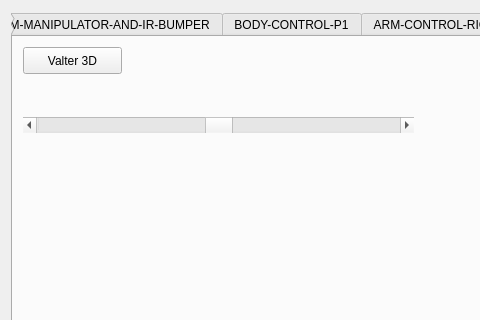
The window that software/computer/client/qt/expclient/mainwindow.ui (wercool/valter) describes before a commit, drawn with Qt 5; both pictures show x 0 to 480 and y 0 to 320 of the 879 by 601 pixel window.
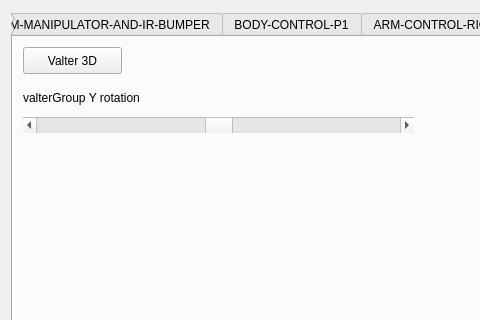
The same window after the commit. The open tabs and pages were chosen to show the change. Icons and pictures are not drawn.

Commit message: soft:computer Qt client 3D valter manipulation started

```diff
--- a/software/computer/client/qt/expclient/mainwindow.ui
+++ b/software/computer/client/qt/expclient/mainwindow.ui
@@ -9854,6 +9854,22 @@
          <enum>Qt::Horizontal</enum>
         </property>
        </widget>
+       <widget class="QLabel" name="label_83">
+        <property name="geometry">
+         <rect>
+          <x>10</x>
+          <y>50</y>
+          <width>179</width>
+          <height>22</height>
+         </rect>
+        </property>
+        <property name="statusTip">
+         <string extracomment="sss"/>
+        </property>
+        <property name="text">
+         <string>valterGroup Y rotation</string>
+        </property>
+       </widget>
       </widget>
      </widget>
     </item>
```
Left out of the diff: 10 changed lines with no effect on the pictures. The commit also changes 7 other files.
